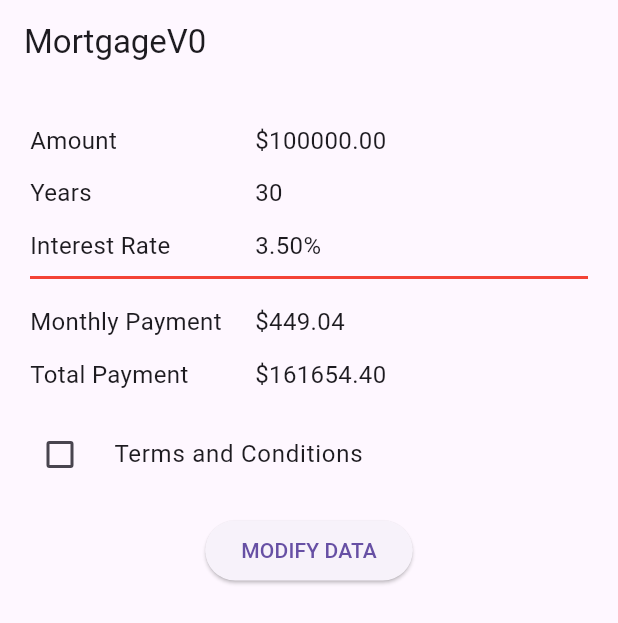
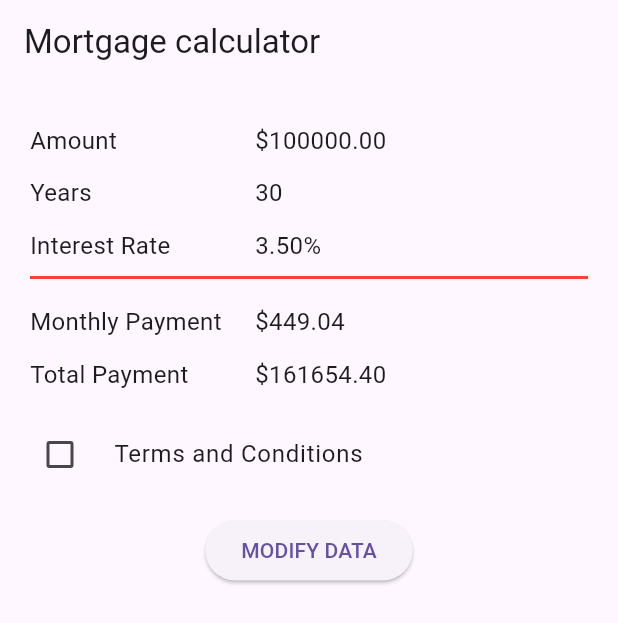
Before and after one commit to haohnguyen94-droid/Mobile-Application-Development, a Flutter app: the screen it shows after launch, on a phone screen of 412 x 824 dp. Shown: the top 623 px of the screen. Run offline on Flutter 3.47's test engine with Material 3 defaults, Android fonts, the phone set to English and light mode, and no system bars; our stand-ins replace shared_preferences.

Commit message:
update assignment 5 main.dart

```diff
--- a/lab_assignment5/state_management/lib/main.dart
+++ b/lab_assignment5/state_management/lib/main.dart
@@ -29,7 +29,7 @@ class MortgageApp extends StatelessWidget {
   @override
   Widget build(BuildContext context) {
     return MaterialApp(
-      title: 'MortgageV0',
+      title: 'Mortgage calculator',
       debugShowCheckedModeBanner: false,
       theme: ThemeData(primarySwatch: Colors.indigo, useMaterial3: true),
       home: const MortgageHomeScreen(),
@@ -141,7 +141,7 @@ class _MortgageHomeScreenState extends State<MortgageHomeScreen> {
   @override
   Widget build(BuildContext context) {
     return Scaffold(
-      appBar: AppBar(title: const Text('MortgageV0')),
+      appBar: AppBar(title: const Text('Mortgage calculator')),
       body: Padding(
         padding: const EdgeInsets.all(20),
         // Consumer rebuilds these rows whenever the model changes.
@@ -253,7 +253,7 @@ class _ModifyScreenState extends State<ModifyScreen> {
   @override
   Widget build(BuildContext context) {
     return Scaffold(
-      appBar: AppBar(title: const Text('MortgageV0')),
+      appBar: AppBar(title: const Text('Mortgage calculator')),
       body: Padding(
         padding: const EdgeInsets.all(20),
         child: Column(
```
